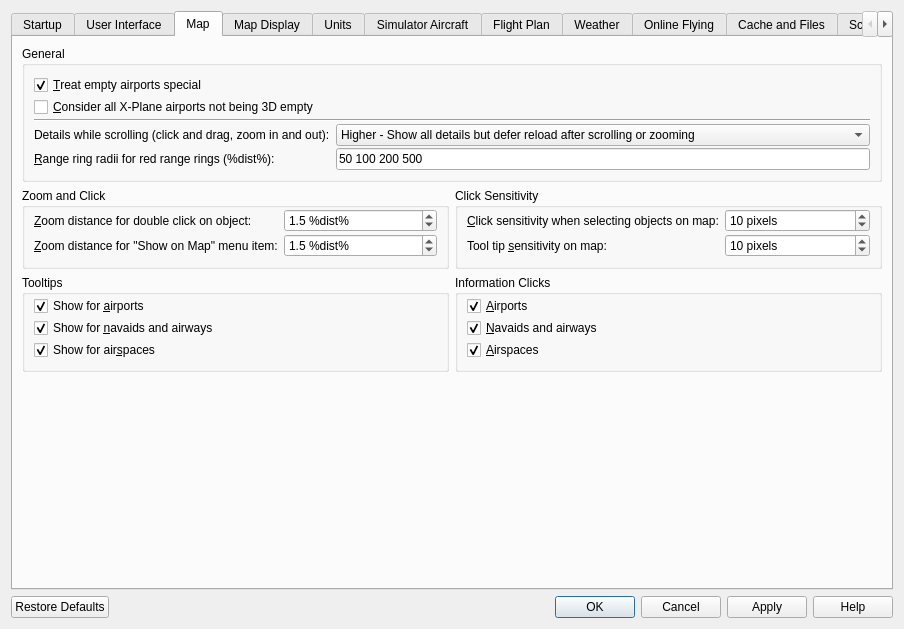
The window that src/options/options.ui (albar965/littlenavmap) describes before a commit, drawn with Qt 5.
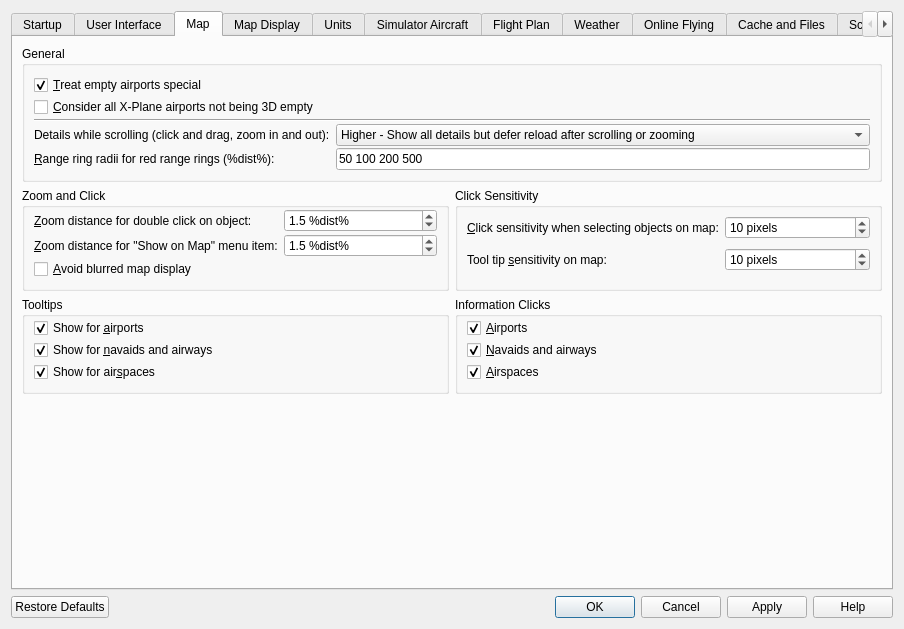
The same window after the commit. The open tabs and pages were chosen to show the change.

Commit message: Added option to avoid blurred online maps. Zooming out one step after each zoom and center action to get valid layer. #254

Patch:
```diff
--- a/src/options/options.ui
+++ b/src/options/options.ui
@@ -773,6 +773,18 @@
             </property>
            </widget>
           </item>
+          <item row="2" column="0">
+           <widget class="QCheckBox" name="checkBoxOptionsMapZoomAvoidBlurred">
+            <property name="toolTip">
+             <string>Zooms the map one step out for actions like center flight plan or double click to achieve a sharp map display.
+This works best with the Mercator projection and online maps.
+Map views might be shown with a larger zoom distance than expected if this option is selected.</string>
+            </property>
+            <property name="text">
+             <string>&amp;Avoid blurred map display</string>
+            </property>
+           </widget>
+          </item>
          </layout>
         </widget>
        </item>
```
The commit also changes 5 other files.
